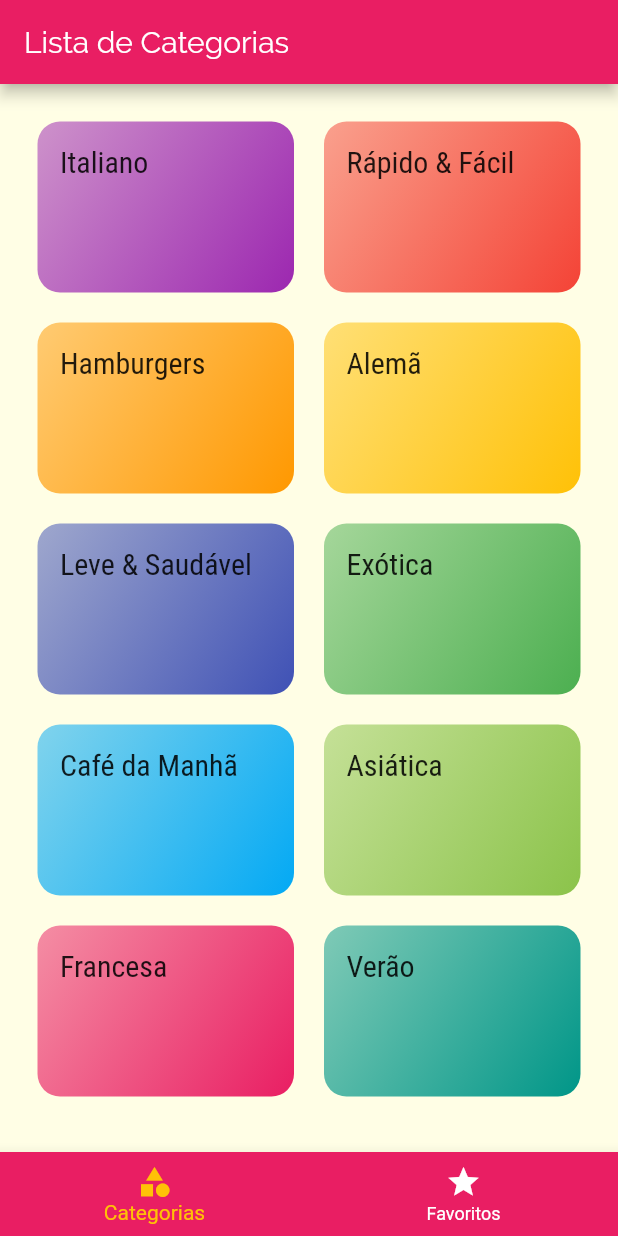
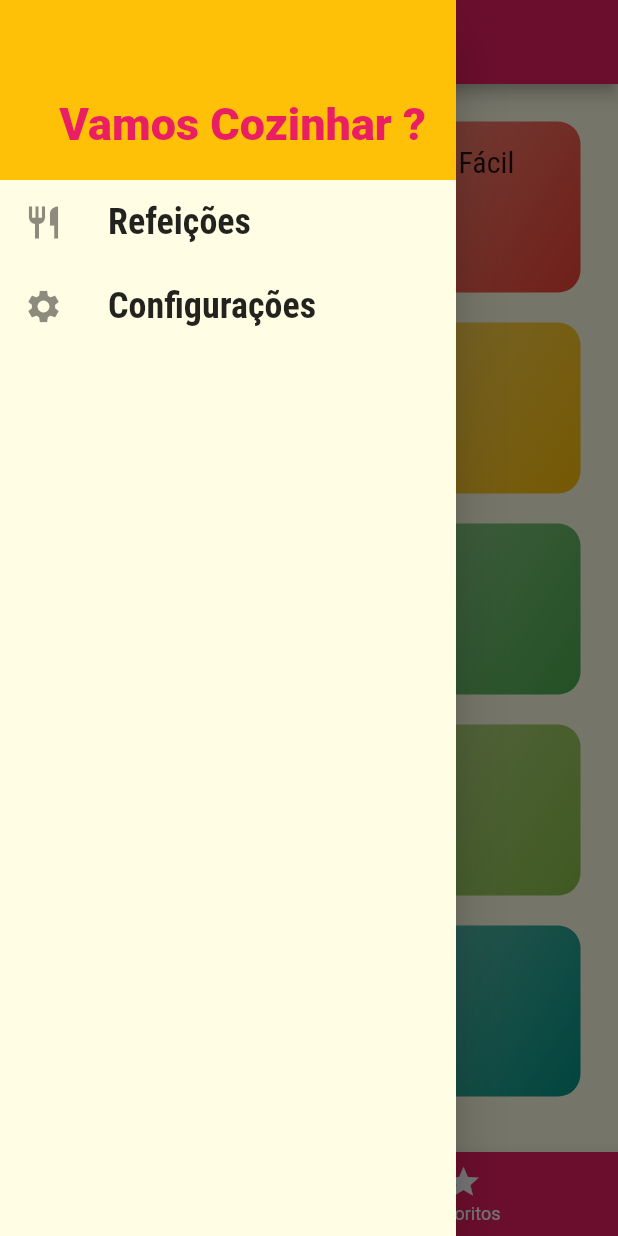
Before and after one commit to gabrielkussler/app-despesas-flutter, a Flutter app: the screen it shows after launch, with the side drawer open (before the commit the screen has no drawer), on a phone screen of 412 x 824 dp. Run offline on Flutter 3.47's test engine with Material 2 defaults, Android fonts, the phone set to English and light mode, and no system bars.

Commit message:
criando Drawer

```diff
--- /dev/null
+++ b/lib/components/main_drawer.dart
@@ -0,0 +1,51 @@
+import 'package:flutter/material.dart';
+
+class MainDrawer extends StatelessWidget {
+
+  Widget _createItem(IconData icon, String label) {
+    return ListTile(
+      leading: Icon(
+        icon,
+        size: 26,
+      ),
+      title: Text(label,
+        style: TextStyle(
+          fontFamily: 'RobotoCondensed',
+          fontSize: 24,
+          fontWeight: FontWeight.bold,
+        ),
+      ),
+      onTap: () {},
+    );
+  }
+
+  @override
+  Widget build(BuildContext context) {
+    return Drawer(
+      child: Column(
+        children: [
+          Container(
+            height: 120,
+            width: double.infinity,
+            padding: EdgeInsets.all(20),
+            color: Theme
+                .of(context)
+                .accentColor,
+            alignment: Alignment.bottomRight,
+            child: Text('Vamos Cozinhar ?',
+              style: TextStyle(
+                fontSize: 30,
+                fontWeight: FontWeight.w900,
+                color: Theme
+                    .of(context)
+                    .primaryColor,
+              ),
+            ),
+          ),
+          _createItem(Icons.restaurant, 'Refeições'),
+          _createItem(Icons.settings, 'Configurações'),
+        ],
+      ),
+    );
+  }
+}
--- a/lib/screens/tabs_screen.dart
+++ b/lib/screens/tabs_screen.dart
@@ -1,6 +1,7 @@
 import 'package:flutter/material.dart';
 import 'categories_screen.dart';
 import 'favorite_screen.dart';
+import '../components/main_drawer.dart';
 
 class TabsScreen extends StatefulWidget {
   @override
@@ -26,6 +27,7 @@ class _TabsScreenState extends State<TabsScreen> {
       appBar: AppBar(
         title: Text(_screens[_selectedScreenIndex]['title'] as String),
       ),
+      drawer: MainDrawer(),
       body: _screens[_selectedScreenIndex]['screen'] as Widget,
       bottomNavigationBar: BottomNavigationBar(
         onTap: _selectScreen,
```
Also changed, not shown: 3 other files.
